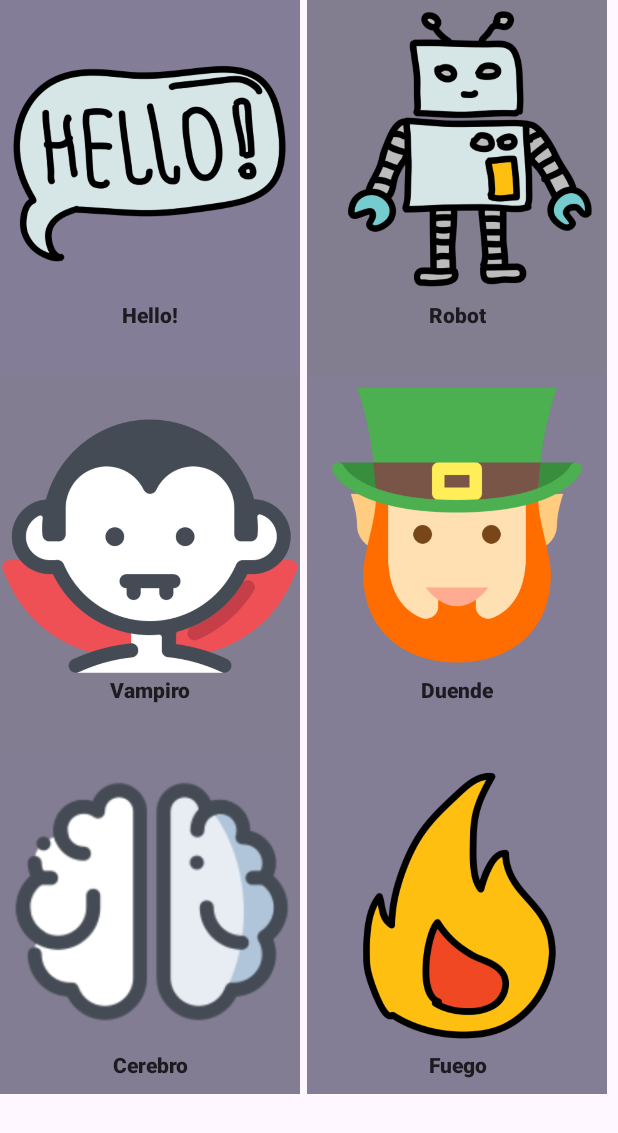
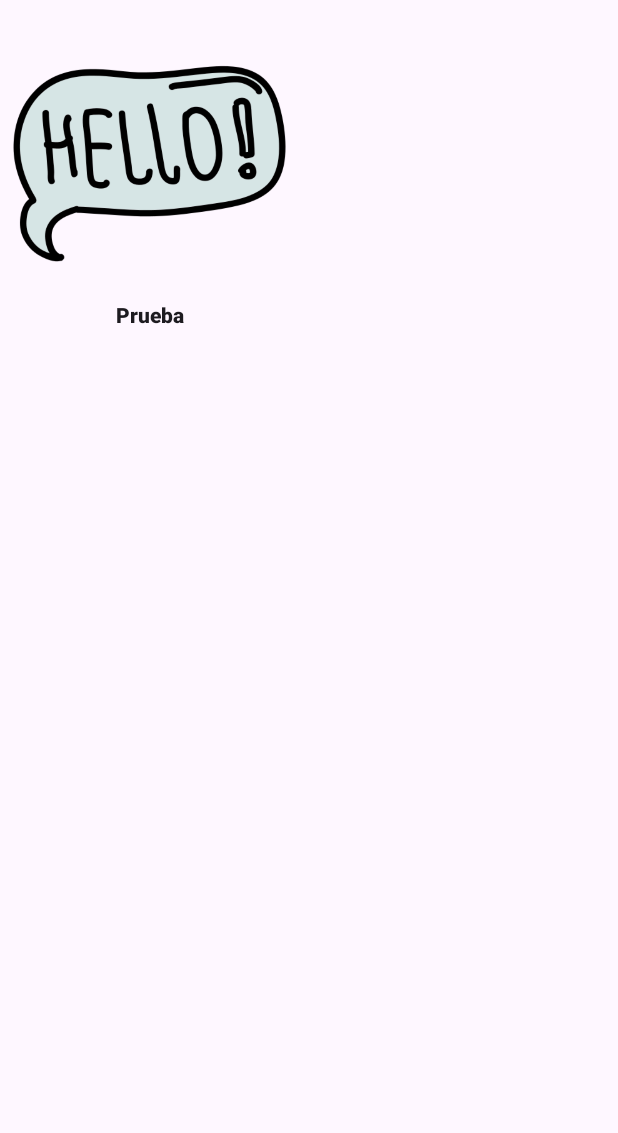
Before and after one commit to byronnDev/App-Lenguage-de-Signos, an Android app: the screen it shows after launch (MainActivity), on a phone screen of 412 x 824 dp. Shown: the top 1133 px of the screen. Run offline under Robolectric (Android 15) with nearby library versions, the phone set to English and light mode, and no system bars.

Commit message:
Eliminados los colores

```diff
--- a/app/src/main/java/mikel/echeverria/activities/MainActivity.java
+++ b/app/src/main/java/mikel/echeverria/activities/MainActivity.java
@@ -33,17 +33,8 @@ public class MainActivity extends AppCompatActivity {
 
         List<Card> dataList = new ArrayList<>();
 
-        Context context = getApplicationContext(); // Puedes obtener el contexto de esta manera
-
         // Creamos los objetos/items
-        dataList.add(new Card(R.drawable.image1, "Hello!", R.color.primario, R.color.color_verde_claro)); // Verde
-        dataList.add(new Card(R.drawable.image2, "Robot", R.color.color_amarillo, R.color.color_amarillo_claro)); // Amarillo
-        dataList.add(new Card(R.drawable.image3, "Vampiro", R.color.color_azul,R.color.color_azul_claro)); // Azul
-        dataList.add(new Card(R.drawable.image4, "Duende", R.color.color_rojo,R.color.color_rojo_claro)); // Rojo
-        dataList.add(new Card(R.drawable.image5, "Cerebro", R.color.color_marron,R.color.color_marron_claro)); // Marrón
-        dataList.add(new Card(R.drawable.image6, "Fuego", R.color.color_morado,R.color.color_morado_claro)); // Morado
-        dataList.add(new Card(R.drawable.image1, "Hola!", R.color.color_cian,R.color.color_cian_claro)); // Cian
-        dataList.add(new Card(R.drawable.image2, "IA", R.color.color_gris,R.color.color_gris_claro)); // Gris
+        dataList.add(new Card(R.drawable.image1, "Prueba"));
 
         recyclerDataAdapter = new RecyclerDataAdapter(dataList, new RecyclerDataAdapter.OnItemClickListener() {
             @Override
--- a/app/src/main/java/mikel/echeverria/adapters/RecyclerDataAdapter.java
+++ b/app/src/main/java/mikel/echeverria/adapters/RecyclerDataAdapter.java
@@ -58,12 +58,6 @@ public class RecyclerDataAdapter extends RecyclerView.Adapter<RecyclerDataAdapte
         public void assignData(Card item, OnItemClickListener listener) {
             imageView.setImageResource(item.getImageResource());
             textView.setText(item.getName());
-            // Colores
-            int color = item.getColor();
-            int colorClaro = item.getColorClaro();
-
-            imageView.setBackgroundColor(colorClaro);
-            textView.setBackgroundColor(color);
 
             // Configura el clic del elemento
             itemView.setOnClickListener(new View.OnClickListener() {
--- a/app/src/main/java/mikel/echeverria/model/Card.java
+++ b/app/src/main/java/mikel/echeverria/model/Card.java
@@ -5,27 +5,14 @@ import android.graphics.Color;
 public class Card {
     private int imageResource;
     private String name;
-    private String description;
-    private int color;
-    private int colorClaro;
 
     public Card() {
         // Necesario para el Realm
     }
 
-    public Card(int imageResource, String name, int color, int colorClaro) {
-        this.imageResource = imageResource;
-        this.name = name;
-        this.color = color;
-        this.colorClaro = colorClaro;
-    }
-
     public Card(int imageResource, String name) {
         this.imageResource = imageResource;
         this.name = name;
-        // Default color
-        this.color = 0;
-        this.colorClaro = 0;
     }
 
     public int getImageResource() {
@@ -36,15 +23,4 @@ public class Card {
         return name;
     }
 
-    public String getDescription() {
-        return description;
-    }
-
-    public int getColor() {
-        return color;
-    }
-
-    public int getColorClaro() {
-        return colorClaro;
-    }
 }
```
